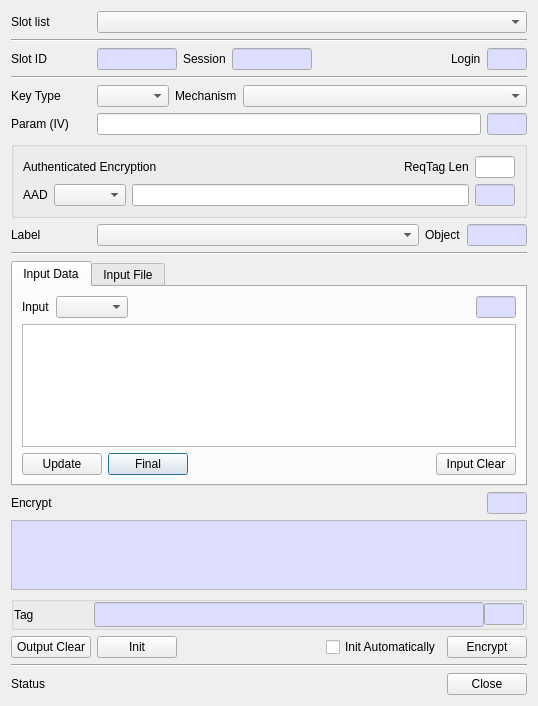
The window that CryptokiMan/encrypt_dlg.ui (jykim74/CryptokiMan) describes before a commit, drawn with Qt 5.
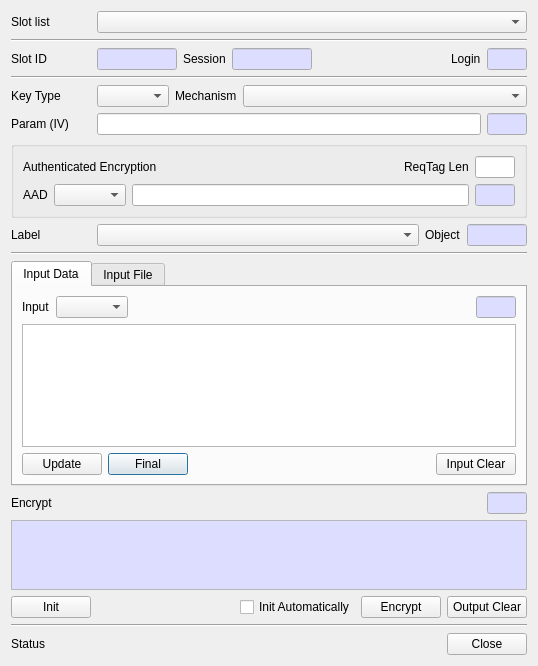
The same window after the commit.

Diff of the .ui file:
```diff
--- a/CryptokiMan/encrypt_dlg.ui
+++ b/CryptokiMan/encrypt_dlg.ui
@@ -7,7 +7,7 @@
     <x>0</x>
     <y>0</y>
     <width>538</width>
-    <height>677</height>
+    <height>649</height>
    </rect>
   </property>
   <property name="windowTitle">
@@ -1462,176 +1462,11 @@
      </property>
     </widget>
    </item>
-   <item>
-    <widget class="QGroupBox" name="mAE2Group">
-     <property name="minimumSize">
-      <size>
-       <width>0</width>
-       <height>0</height>
-      </size>
-     </property>
-     <property name="title">
-      <string/>
-     </property>
-     <layout class="QVBoxLayout" name="verticalLayout_5">
-      <property name="spacing">
-       <number>0</number>
-      </property>
-      <property name="leftMargin">
-       <number>0</number>
-      </property>
-      <property name="topMargin">
-       <number>0</number>
-      </property>
-      <property name="rightMargin">
-       <number>0</number>
-      </property>
-      <property name="bottomMargin">
-       <number>0</number>
-      </property>
-      <item>
-       <layout class="QGridLayout" name="gridLayout_21">
-        <item row="0" column="0">
-         <widget class="QLabel" name="mTagLabel">
-          <property name="minimumSize">
-           <size>
-            <width>80</width>
-            <height>0</height>
-           </size>
-          </property>
-          <property name="maximumSize">
-           <size>
-            <width>80</width>
-            <height>16777215</height>
-           </size>
-          </property>
-          <property name="text">
-           <string>Tag</string>
-          </property>
-         </widget>
-        </item>
-        <item row="0" column="1">
-         <widget class="QLineEdit" name="mTagText">
-          <property name="palette">
-           <palette>
-            <active>
-             <colorrole role="Base">
-              <brush brushstyle="SolidPattern">
-               <color alpha="255">
-                <red>221</red>
-                <green>221</green>
-                <blue>255</blue>
-               </color>
-              </brush>
-             </colorrole>
-            </active>
-            <inactive>
-             <colorrole role="Base">
-              <brush brushstyle="SolidPattern">
-               <color alpha="255">
-                <red>221</red>
-                <green>221</green>
-                <blue>255</blue>
-               </color>
-              </brush>
-             </colorrole>
-            </inactive>
-            <disabled>
-             <colorrole role="Base">
-              <brush brushstyle="SolidPattern">
-               <color alpha="255">
-                <red>240</red>
-                <green>240</green>
-                <blue>240</blue>
-               </color>
-              </brush>
-             </colorrole>
-            </disabled>
-           </palette>
-          </property>
-          <property name="font">
-           <font>
-            <family>굴림체</family>
-           </font>
-          </property>
-          <property name="readOnly">
-           <bool>true</bool>
-          </property>
-         </widget>
-        </item>
-        <item row="0" column="2">
-         <widget class="QLineEdit" name="mTagLenText">
-          <property name="minimumSize">
-           <size>
-            <width>40</width>
-            <height>0</height>
-           </size>
-          </property>
-          <property name="maximumSize">
-           <size>
-            <width>40</width>
-            <height>16777215</height>
-           </size>
-          </property>
-          <property name="palette">
-           <palette>
-            <active>
-             <colorrole role="Base">
-              <brush brushstyle="SolidPattern">
-               <color alpha="255">
-                <red>221</red>
-                <green>221</green>
-                <blue>255</blue>
-               </color>
-              </brush>
-             </colorrole>
-            </active>
-            <inactive>
-             <colorrole role="Base">
-              <brush brushstyle="SolidPattern">
-               <color alpha="255">
-                <red>221</red>
-                <green>221</green>
-                <blue>255</blue>
-               </color>
-              </brush>
-             </colorrole>
-            </inactive>
-            <disabled>
-             <colorrole role="Base">
-              <brush brushstyle="SolidPattern">
-               <color alpha="255">
-                <red>240</red>
-                <green>240</green>
-                <blue>240</blue>
-               </color>
-              </brush>
-             </colorrole>
-            </disabled>
-           </palette>
-          </property>
-          <property name="readOnly">
-           <bool>true</bool>
-          </property>
-         </widget>
-        </item>
-       </layout>
-      </item>
-     </layout>
-    </widget>
-   </item>
    <item>
     <layout class="QHBoxLayout" name="horizontalLayout_2">
      <property name="bottomMargin">
       <number>0</number>
      </property>
-     <item>
-      <widget class="QPushButton" name="mOutputClearBtn">
-       <property name="text">
-        <string>Output Clear</string>
-       </property>
-      </widget>
-     </item>
      <item>
       <widget class="QPushButton" name="mInitBtn">
        <property name="text">
@@ -1666,6 +1501,13 @@
        </property>
       </widget>
      </item>
+     <item>
+      <widget class="QPushButton" name="mOutputClearBtn">
+       <property name="text">
+        <string>Output Clear</string>
+       </property>
+      </widget>
+     </item>
     </layout>
    </item>
    <item>
```
